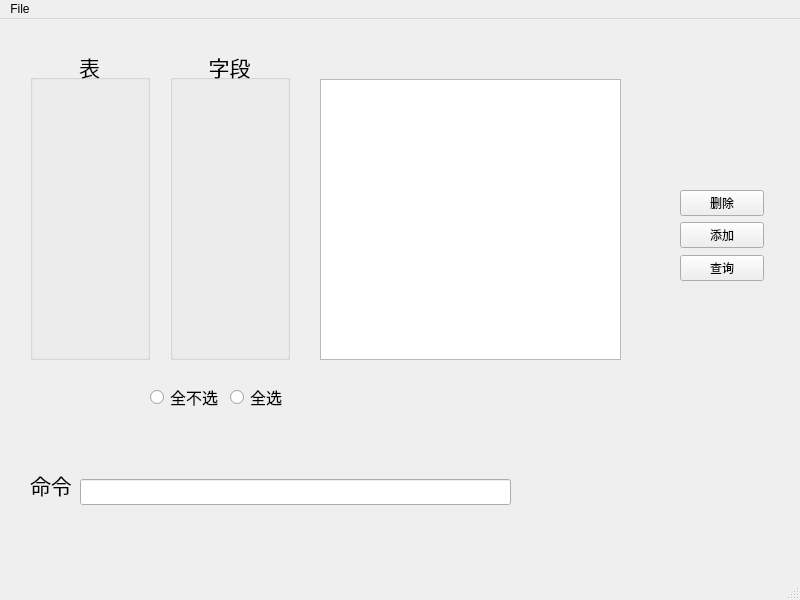
Old version of the form ui_src/sqlite_main_window.ui in the repository akira4O4/PyQt5_Face_Recognition.
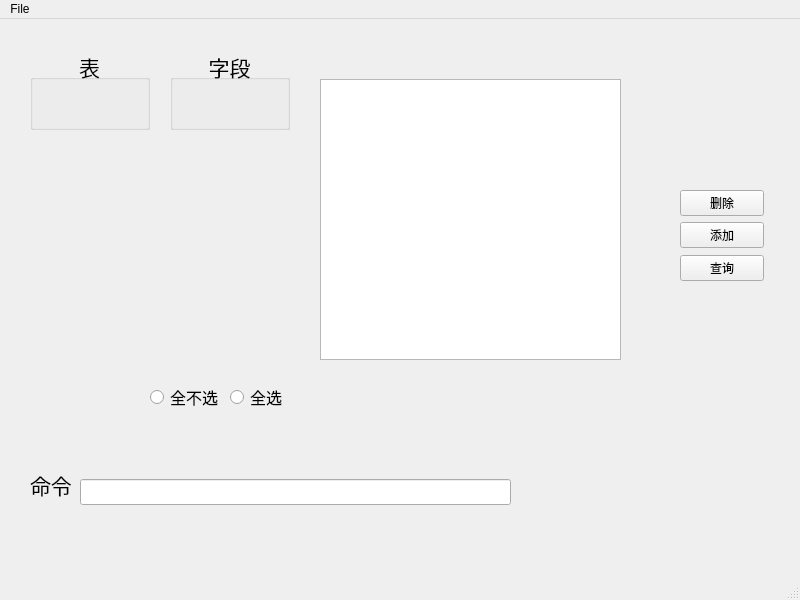
New version of the form.

Diff of the .ui file:
```diff
--- a/ui_src/sqlite_main_window.ui
+++ b/ui_src/sqlite_main_window.ui
@@ -20,7 +20,7 @@
       <x>30</x>
       <y>30</y>
       <width>120</width>
-      <height>311</height>
+      <height>81</height>
      </rect>
     </property>
     <property name="font">
@@ -34,6 +34,9 @@
     <property name="alignment">
      <set>Qt::AlignCenter</set>
     </property>
+    <property name="checkable">
+     <bool>false</bool>
+    </property>
    </widget>
    <widget class="QGroupBox" name="groupBox_field">
     <property name="geometry">
@@ -41,7 +44,7 @@
       <x>170</x>
       <y>30</y>
       <width>120</width>
-      <height>311</height>
+      <height>81</height>
      </rect>
     </property>
     <property name="font">
```
